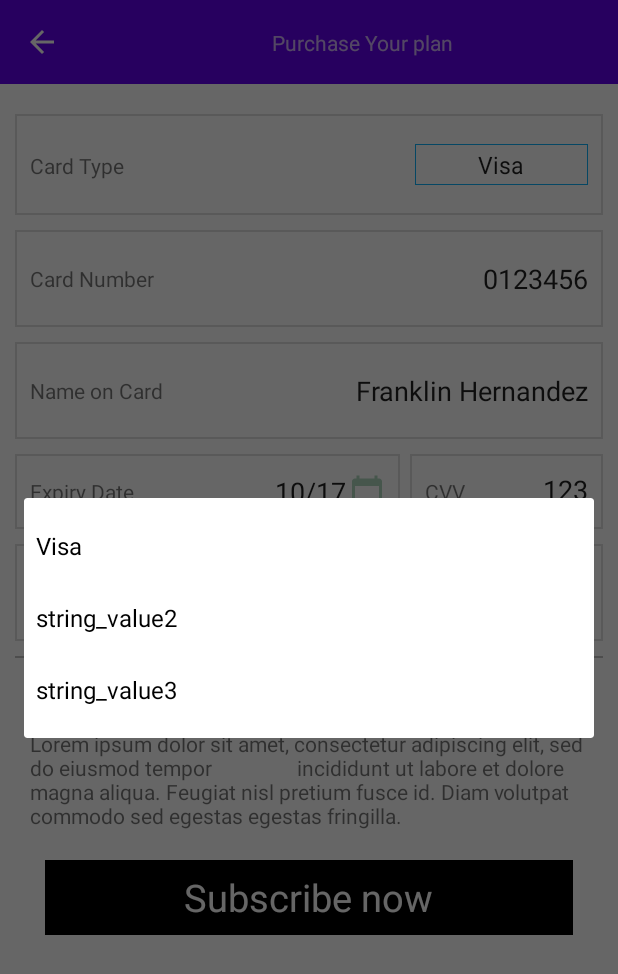
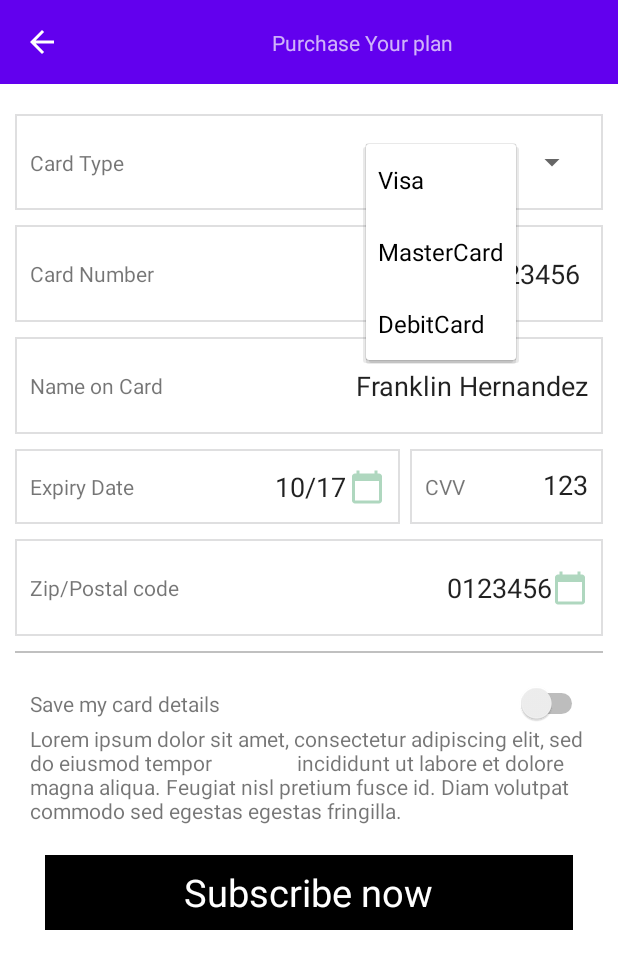
Before and after one commit to yvonneonu/WWAM, an Android app: the PaymentPage screen opened directly, with no data from a screen before it, after a tap on "Visa", on a phone screen of 412 x 824 dp. Shown: the top 974 px of the screen. Run offline under Robolectric (Android 15) with nearby library versions, the phone set to English and light mode, and no system bars; Roboto replaces fonts that are not available here.

Commit message:
implementing cardtype

```diff
--- a/app/src/main/res/layout/activity_payment_page.xml
+++ b/app/src/main/res/layout/activity_payment_page.xml
@@ -60,10 +60,11 @@
                     android:text="Card Type" />
 
                 <Spinner
+                    style="@style/Widget.MaterialComponents.TextInputLayout.OutlinedBox.ExposedDropdownMenu"
                     android:layout_width="wrap_content"
                     android:layout_height="wrap_content"
-                    style="@style/SpinnerTheme"
-                    android:entries="@array/card_type"/>
+                    android:gravity="end"
+                    android:entries="@array/card_type" />
             </LinearLayout>
 
             <LinearLayout
@@ -88,6 +89,7 @@
                     android:layout_width="0dp"
                     android:layout_height="wrap_content"
                     android:gravity="end"
+                    android:layout_marginEnd="5dp"
                     android:layout_weight="1"
                     android:background="@android:color/transparent"
                     android:text="0123456" />
@@ -295,7 +297,6 @@
             </LinearLayout>
 
 
-
         </LinearLayout>
 
 
--- a/app/src/main/res/layout/fragment_become_a_member.xml
+++ b/app/src/main/res/layout/fragment_become_a_member.xml
@@ -30,7 +30,6 @@
             android:layout_height="wrap_content"
             android:layout_margin="10dp"
             android:layout_marginTop="10dp"
-            android:background="@drawable/price_drawable"
             android:checkable="true"
             android:clickable="true"
             android:focusable="true"
--- a/app/src/main/res/values/strings.xml
+++ b/app/src/main/res/values/strings.xml
@@ -17,7 +17,7 @@
 
     <string-array name="card_type">
         <item>Visa</item>
-        <item>string_value2</item>
-        <item>string_value3</item>
+        <item>MasterCard</item>
+        <item>DebitCard</item>
     </string-array>
 </resources>
```
